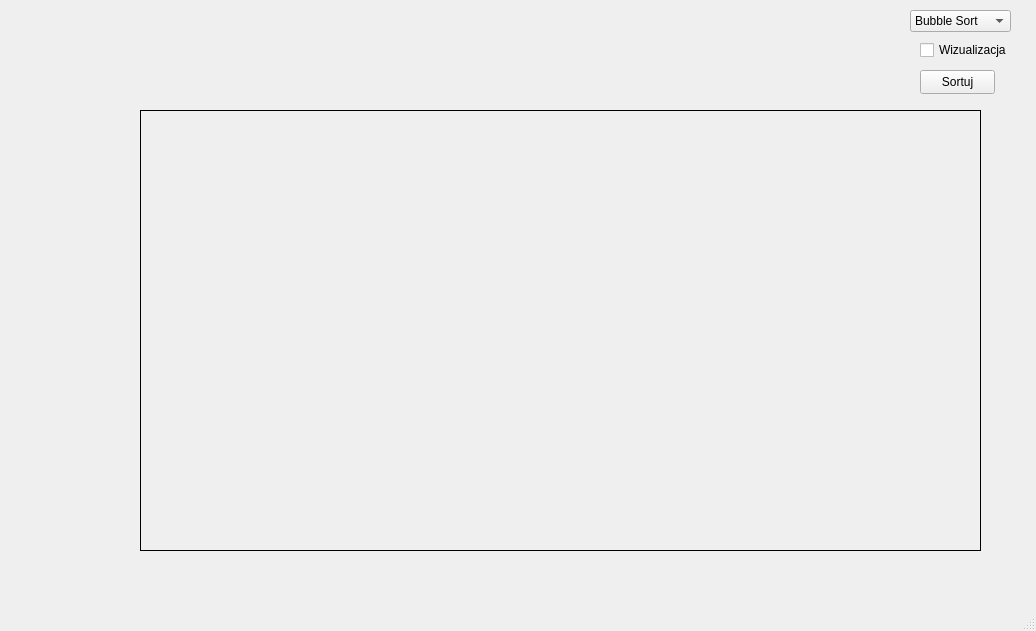
FilipKocz/AlgoritmVisualizer, file algovisualizer.ui: the form before one commit.
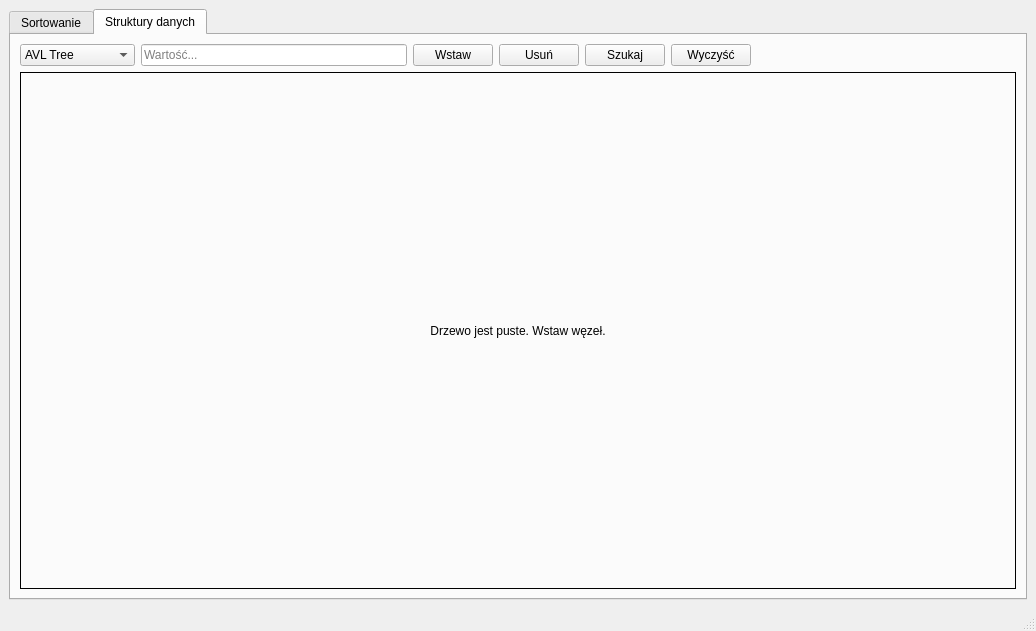
The form after the commit. The open tabs and pages were chosen to show the change.

```diff
--- a/algovisualizer.ui
+++ b/algovisualizer.ui
@@ -14,15 +14,34 @@
    <string>AlgoVisualizer</string>
   </property>
   <widget class="QWidget" name="centralwidget">
+   <layout class="QVBoxLayout" name="verticalLayout_main">
+    <item>
+     <widget class="QTabWidget" name="tabWidget">
+      <property name="currentIndex">
+       <number>0</number>
+      </property>
+      <widget class="QWidget" name="tabSortowanie">
+       <attribute name="title">
+        <string>Sortowanie</string>
+       </attribute>
+       <layout class="QVBoxLayout" name="verticalLayout_sort">
+        <item>
+         <layout class="QHBoxLayout" name="horizontalLayout_sort">
+          <item>
+           <spacer name="horizontalSpacer_sort">
+            <property name="orientation">
+             <enum>Qt::Orientation::Horizontal</enum>
+            </property>
+            <property name="sizeHint" stdset="0">
+             <size>
+              <width>0</width>
+              <height>0</height>
+             </size>
+            </property>
+           </spacer>
+          </item>
+          <item>
    <widget class="QComboBox" name="algoSelector">
-    <property name="geometry">
-     <rect>
-      <x>910</x>
-      <y>10</y>
-      <width>101</width>
-      <height>22</height>
-     </rect>
-    </property>
     <item>
      <property name="text">
       <string>Bubble Sort</string>
@@ -59,48 +78,127 @@
      </property>
     </item>
    </widget>
+          </item>
+          <item>
+           <widget class="QCheckBox" name="visualizeCheckBox">
+            <property name="text">
+             <string>Wizualizacja</string>
+            </property>
+           </widget>
+          </item>
+          <item>
    <widget class="QPushButton" name="sortButton">
-    <property name="geometry">
-     <rect>
-      <x>920</x>
-      <y>70</y>
-      <width>75</width>
-      <height>24</height>
-     </rect>
-    </property>
     <property name="text">
      <string>Sortuj</string>
     </property>
    </widget>
+          </item>
+         </layout>
+        </item>
+        <item>
    <widget class="QLabel" name="resultLabel">
-    <property name="geometry">
-     <rect>
-      <x>140</x>
-      <y>110</y>
-      <width>841</width>
-      <height>441</height>
-     </rect>
-    </property>
     <property name="frameShape">
      <enum>QFrame::Shape::Box</enum>
     </property>
     <property name="text">
-     <string/>
-    </property>
-   </widget>
-   <widget class="QCheckBox" name="visualizeCheckBox">
-    <property name="geometry">
-     <rect>
-      <x>920</x>
-      <y>40</y>
-      <width>91</width>
-      <height>20</height>
-     </rect>
-    </property>
+           <string>Wybierz parametry i naciśnij Sortuj</string>
+          </property>
+          <property name="alignment">
+           <set>Qt::AlignmentFlag::AlignCenter</set>
+          </property>
+         </widget>
+        </item>
+       </layout>
+      </widget>
+      <widget class="QWidget" name="tabDrzewa">
+       <attribute name="title">
+        <string>Struktury danych</string>
+       </attribute>
+       <layout class="QVBoxLayout" name="verticalLayout_tree">
+        <item>
+         <layout class="QHBoxLayout" name="horizontalLayout_tree">
+          <item>
+           <widget class="QComboBox" name="treeTypeSelector">
+            <item>
+             <property name="text">
+              <string>AVL Tree</string>
+             </property>
+            </item>
+            <item>
     <property name="text">
-     <string>Wizualizacja</string>
-    </property>
-   </widget>
+              <string>Red-Black Tree</string>
+             </property>
+            </item>
+           </widget>
+          </item>
+          <item>
+           <widget class="QLineEdit" name="treeValueInput">
+            <property name="placeholderText">
+             <string>Wartość...</string>
+            </property>
+           </widget>
+          </item>
+          <item>
+           <widget class="QPushButton" name="treeInsertButton">
+            <property name="text">
+             <string>Wstaw</string>
+            </property>
+           </widget>
+          </item>
+          <item>
+           <widget class="QPushButton" name="treeRemoveButton">
+            <property name="text">
+             <string>Usuń</string>
+            </property>
+           </widget>
+          </item>
+          <item>
+           <widget class="QPushButton" name="treeSearchButton">
+            <property name="text">
+             <string>Szukaj</string>
+            </property>
+           </widget>
+          </item>
+          <item>
+           <widget class="QPushButton" name="treeClearButton">
+            <property name="text">
+             <string>Wyczyść</string>
+            </property>
+           </widget>
+          </item>
+          <item>
+           <spacer name="horizontalSpacer_tree">
+            <property name="orientation">
+             <enum>Qt::Orientation::Horizontal</enum>
+            </property>
+            <property name="sizeHint" stdset="0">
+             <size>
+              <width>0</width>
+              <height>0</height>
+             </size>
+            </property>
+           </spacer>
+          </item>
+         </layout>
+        </item>
+        <item>
+         <widget class="QLabel" name="treeCanvas">
+          <property name="frameShape">
+           <enum>QFrame::Shape::Box</enum>
+          </property>
+          <property name="text">
+           <string>Drzewo jest puste. Wstaw węzeł.</string>
+          </property>
+          <property name="alignment">
+           <set>Qt::AlignmentFlag::AlignCenter</set>
+          </property>
+         </widget>
+        </item>
+       </layout>
+      </widget>
+     </widget>
+    </item>
+   </layout>
   </widget>
   <widget class="QMenuBar" name="menubar">
    <property name="geometry">
```
Lines whose indentation alone changed are shown as unchanged.
